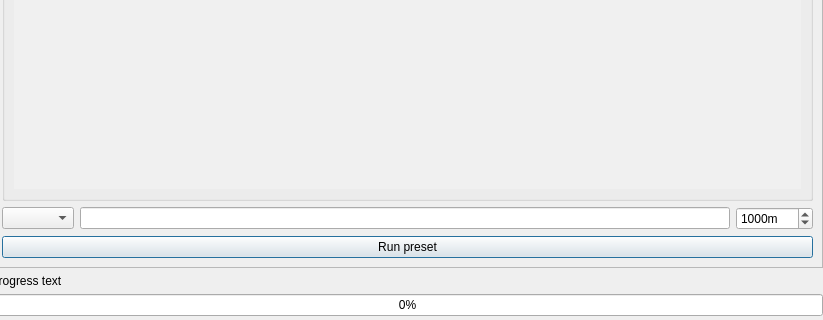
Above: QuickOSM/resources/ui/main_window.ui from 3liz/QuickOSM before the change; both pictures show x 167 to 990 and y 529 to 849 of the 990 by 849 pixel window. Below: the same form after it.
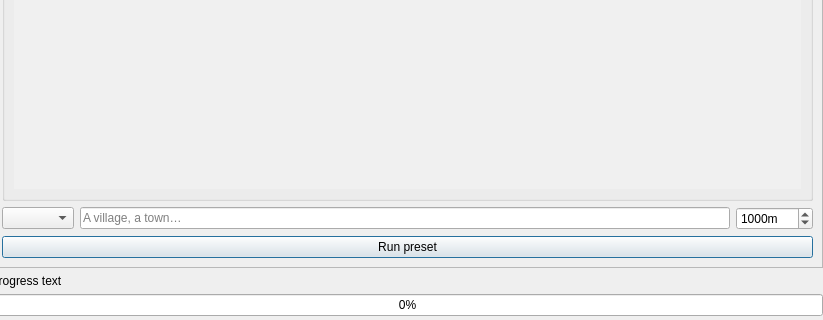
That is the form after the change. The open tabs and pages were chosen to show the change. Custom widgets are drawn as their Qt base class.

Commit message: Fix map preset panel

The edit to the form file:
```diff
--- a/QuickOSM/resources/ui/main_window.ui
+++ b/QuickOSM/resources/ui/main_window.ui
@@ -425,6 +425,9 @@
                          <property name="toolTip">
                           <string>The spatial extent to use for the query. Cannot surcharge an advanced preset.</string>
                          </property>
+                         <property name="placeholderText">
+                          <string>A village, a town…</string>
+                         </property>
                         </widget>
                        </item>
                        <item>
```
Left out of the diff: 2 changed lines with no effect on the pictures. The commit also changes 1 other file.
